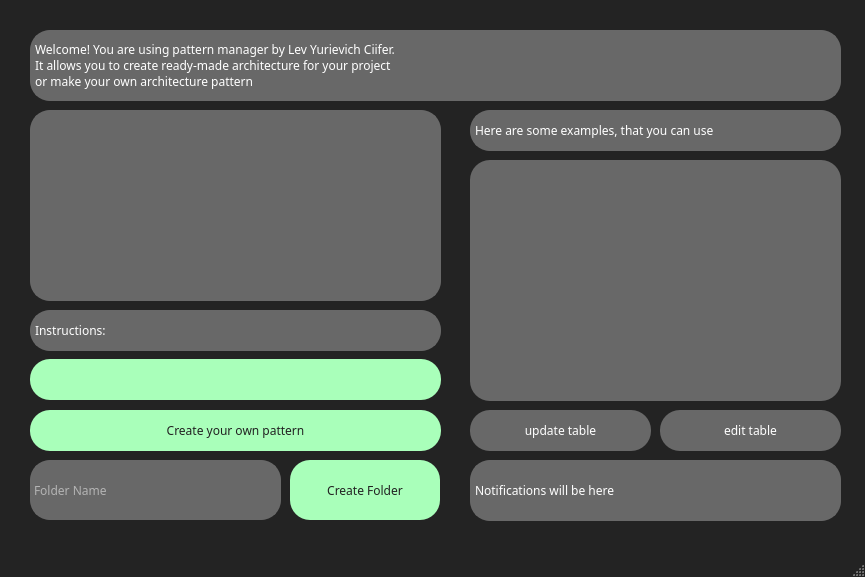
AntonGrigorievich/pattern_manager_pyqt, file Qt_handlers/ui_files/pattern_manager.ui: the form before one commit.
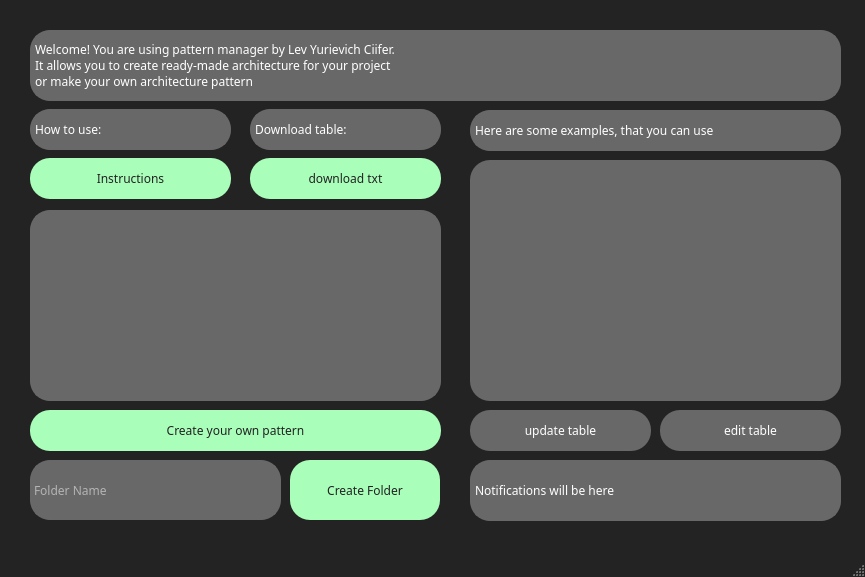
The form after the commit. Icons and pictures are not drawn.

Commit message: csv download

Patch:
```diff
--- a/Qt_handlers/ui_files/pattern_manager.ui
+++ b/Qt_handlers/ui_files/pattern_manager.ui
@@ -329,8 +329,8 @@
     <property name="geometry">
      <rect>
       <x>30</x>
-      <y>310</y>
-      <width>411</width>
+      <y>109</y>
+      <width>201</width>
       <height>41</height>
      </rect>
     </property>
@@ -348,28 +348,24 @@
 </string>
     </property>
     <property name="text">
-     <string>Instructions:</string>
+     <string>How to use:</string>
     </property>
    </widget>
    <widget class="QPushButton" name="instruction_button">
     <property name="geometry">
      <rect>
       <x>30</x>
-      <y>359</y>
-      <width>411</width>
+      <y>158</y>
+      <width>201</width>
       <height>41</height>
      </rect>
     </property>
     <property name="styleSheet">
      <string notr="true">QPushButton {
     color: rgb(34, 34, 34);
-    text-decoration: none;
     /* margin-top: 10px; */
     padding: 1px;
     text-transform: uppercase;
-    display: inline-block;
-    position: relative;
-    letter-spacing: 0.3em;
 	background-color:rgb(169, 255, 186);
 	font-family: Plain,Helvetica Neue,Arial,Noto Sans,sans-serif;
 	border-radius: 20px;
@@ -382,7 +378,7 @@
 }</string>
     </property>
     <property name="text">
-     <string/>
+     <string>Instructions</string>
     </property>
     <property name="icon">
      <iconset>
@@ -393,7 +389,7 @@
     <property name="geometry">
      <rect>
       <x>30</x>
-      <y>110</y>
+      <y>210</y>
       <width>411</width>
       <height>191</height>
      </rect>
@@ -414,6 +410,69 @@
     <property name="text">
      <string/>
     </property>
+    <property name="pixmap">
+     <pixmap>../icons/icon.png</pixmap>
+    </property>
+   </widget>
+   <widget class="QLabel" name="examples_lable_3">
+    <property name="geometry">
+     <rect>
+      <x>250</x>
+      <y>109</y>
+      <width>191</width>
+      <height>41</height>
+     </rect>
+    </property>
+    <property name="styleSheet">
+     <string notr="true">QLabel {
+	font-family: Plain,Helvetica Neue,Arial,Noto Sans,sans-serif;
+	padding-left: 1em;
+	color: white;
+	background-color: rgb(104, 104, 104);
+	border-radius: 20px;
+	border:2px solid  rgb(104, 104, 104) ;
+	text-transform: none;
+}
+
+</string>
+    </property>
+    <property name="text">
+     <string>Download table:</string>
+    </property>
+   </widget>
+   <widget class="QPushButton" name="download_button">
+    <property name="geometry">
+     <rect>
+      <x>250</x>
+      <y>158</y>
+      <width>191</width>
+      <height>41</height>
+     </rect>
+    </property>
+    <property name="styleSheet">
+     <string notr="true">QPushButton {
+    color: rgb(34, 34, 34);
+    /* margin-top: 10px; */
+    padding: 1px;
+    text-transform: uppercase;
+	background-color:rgb(169, 255, 186);
+	font-family: Plain,Helvetica Neue,Arial,Noto Sans,sans-serif;
+	border-radius: 20px;
+}
+
+QPushButton:hover {
+	border: rgb(255, 170, 0);
+    cursor: pointer;
+    background-color: rgb(115, 255, 148);
+}</string>
+    </property>
+    <property name="text">
+     <string>download txt</string>
+    </property>
+    <property name="icon">
+     <iconset resource="../icons/icons.qrc">
+      <normaloff>:/download_icon.jpg</normaloff>:/download_icon.jpg</iconset>
+    </property>
    </widget>
   </widget>
   <widget class="QStatusBar" name="statusbar"/>
```
Left out of the diff: 4 changed lines with no effect on the pictures. The commit also changes 31 other files.
